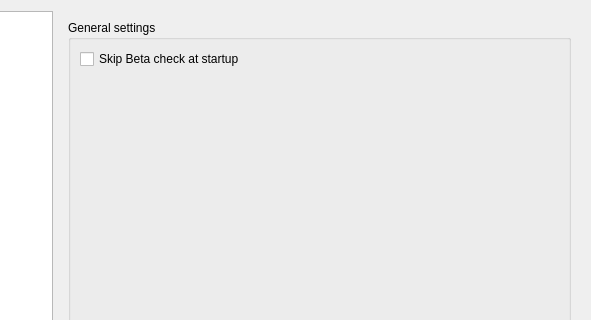
Qt form src/openambit/settingsdialog.ui (openambitproject/openambit) before a commit; both pictures show x 138 to 729 and y 0 to 320 of the 729 by 438 pixel window.
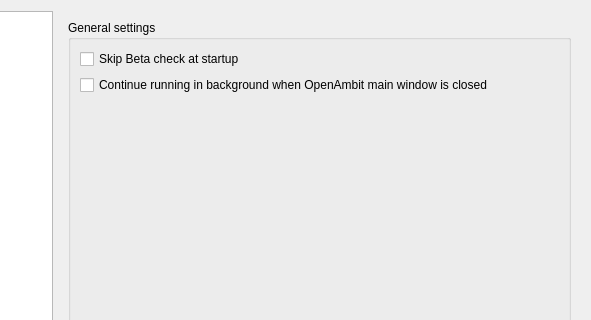
The same form after that commit. The open tabs and pages were chosen to show the change. Icons and pictures are not drawn.

Commit message: Add user options for the "docking" functionality #62

Patch:
```diff
--- a/src/openambit/settingsdialog.ui
+++ b/src/openambit/settingsdialog.ui
@@ -105,6 +105,13 @@
                 </property>
                </widget>
               </item>
+              <item row="1" column="0">
+               <widget class="QCheckBox" name="checkBoxRunningBackground">
+                <property name="text">
+                 <string>Continue running in background when OpenAmbit main window is closed</string>
+                </property>
+               </widget>
+              </item>
              </layout>
             </widget>
            </item>
```
The commit also changes 2 other files.
